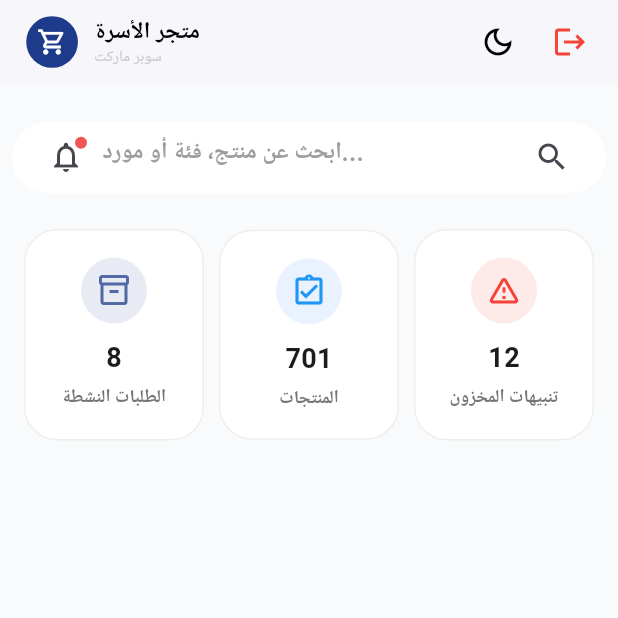
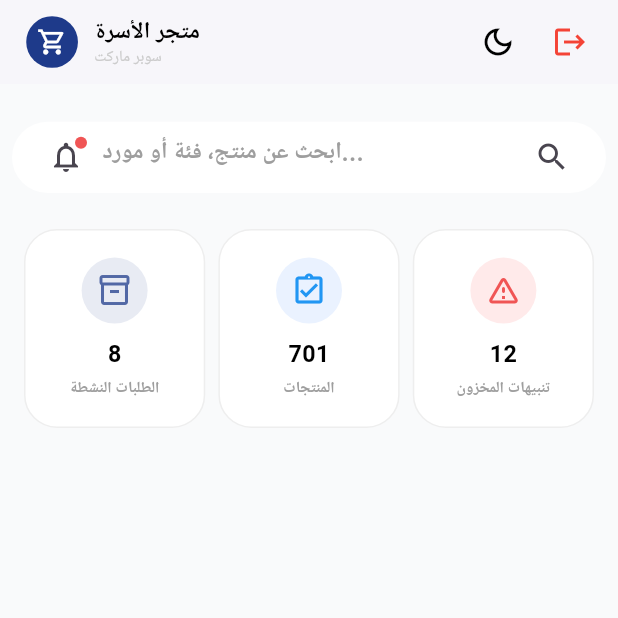
Before and after one commit to adnan-helali1/b2b, a Flutter app: the screen it shows after launch, on a phone screen of 412 x 824 dp, the top half of it. Run offline on Flutter 3.47's test engine with Material 3 defaults, Android fonts, the phone set to English and light mode, and no system bars; our stand-ins replace flutter_screenutil, flutter_secure_storage, shared_preferences.

Commit message:
refactoring the super home card

```diff
--- a/lib/core/theme/colors.dart
+++ b/lib/core/theme/colors.dart
@@ -9,5 +9,12 @@ class ColorsManegar {
   static const Color red = Color(0xffF05555);
   static const Color scaffoldColor = Color(0xffF9FAFB);
   static const Color grey600 = Color(0xff9E9E9E);
+  static Color grey200 = Colors.grey.shade200;
+
   static const Color grey = Color(0xffCCCCCC);
+  static const Color darkMove = Color(0xFF5268A5);
+  static const Color move = Color(0xffE8EBF3);
+  static const Color blue = Colors.blue;
+  static const Color lightBlue = Color(0xFFEAF2FF);
+  static const Color lightRed = Color(0xFFFFEAEA);
 }
--- a/lib/core/theme/textstyles.dart
+++ b/lib/core/theme/textstyles.dart
@@ -17,4 +17,9 @@ class TextStyles {
     fontSize: 18.sp,
     fontWeight: FontWeight.w600,
   );
+  static TextStyle font12GreyW600 = TextStyle(
+    fontSize: 12.sp,
+    color: ColorsManegar.grey600,
+    fontWeight: FontWeight.w600,
+  );
 }
--- a/lib/modules/super/features/home/ui/widgets/stats_card.dart
+++ b/lib/modules/super/features/home/ui/widgets/stats_card.dart
@@ -1,4 +1,8 @@
+import 'package:b2b/core/helpers/spacing.dart';
+import 'package:b2b/core/theme/colors.dart';
+import 'package:b2b/core/theme/textstyles.dart';
 import 'package:flutter/material.dart';
+import 'package:flutter_screenutil/flutter_screenutil.dart';
 
 class StatCard extends StatelessWidget {
   final IconData icon;
@@ -21,9 +25,9 @@ class StatCard extends StatelessWidget {
     return Container(
       padding: const EdgeInsets.symmetric(vertical: 18),
       decoration: BoxDecoration(
-        color: Colors.white,
+        color: ColorsManegar.white,
         borderRadius: BorderRadius.circular(22),
-        border: Border.all(color: Colors.grey.shade200),
+        border: Border.all(color: ColorsManegar.grey200),
       ),
       child: Column(
         mainAxisAlignment: MainAxisAlignment.center,
@@ -38,22 +42,15 @@ class StatCard extends StatelessWidget {
           const SizedBox(height: 10),
 
           /// Number
-          Text(
-            number,
-            style: const TextStyle(fontSize: 18, fontWeight: FontWeight.bold),
-          ),
+          Text(number, style: TextStyles.font18BlackBold),
 
-          const SizedBox(height: 5),
+          verticalSpace(5.h),
 
           /// Label
           Text(
             label,
             textAlign: TextAlign.center,
-            style: TextStyle(
-              fontSize: 12,
-              color: Colors.grey.shade600,
-              fontWeight: FontWeight.w600,
-            ),
+            style: TextStyles.font12GreyW600,
           ),
         ],
       ),
--- a/lib/modules/super/features/home/ui/widgets/stats_row.dart
+++ b/lib/modules/super/features/home/ui/widgets/stats_row.dart
@@ -1,5 +1,8 @@
+import 'package:b2b/core/helpers/spacing.dart';
+import 'package:b2b/core/theme/colors.dart';
 import 'package:b2b/modules/super/features/home/ui/widgets/stats_card.dart';
 import 'package:flutter/material.dart';
+import 'package:flutter_screenutil/flutter_screenutil.dart';
 
 class StatsRow extends StatelessWidget {
   const StatsRow({super.key});
@@ -7,33 +10,33 @@ class StatsRow extends StatelessWidget {
   @override
   Widget build(BuildContext context) {
     return Row(
-      children: const [
-        Expanded(
+      children: [
+        const Expanded(
           child: StatCard(
             icon: Icons.inventory_2_outlined,
-            iconColor: Color(0xFF5268A5),
-            bgColor: Color(0xffE8EBF3),
+            iconColor: ColorsManegar.darkMove,
+            bgColor: ColorsManegar.move,
             number: "8",
             label: "الطلبات النشطة",
           ),
         ),
 
-        SizedBox(width: 10),
+        horizontalSpace(10.w),
         Expanded(
           child: StatCard(
             icon: Icons.assignment_turned_in_outlined,
-            iconColor: Colors.blue,
-            bgColor: Color(0xFFEAF2FF),
+            iconColor: ColorsManegar.blue,
+            bgColor: ColorsManegar.lightBlue,
             number: "701",
             label: "المنتجات",
           ),
         ),
-        SizedBox(width: 10),
-        Expanded(
+        horizontalSpace(10.w),
+        const Expanded(
           child: StatCard(
             icon: Icons.warning_amber_rounded,
-            iconColor: Colors.red,
-            bgColor: Color(0xFFFFEAEA),
+            iconColor: ColorsManegar.red,
+            bgColor: ColorsManegar.lightRed,
             number: "12",
             label: "تنبيهات المخزون",
           ),
```
